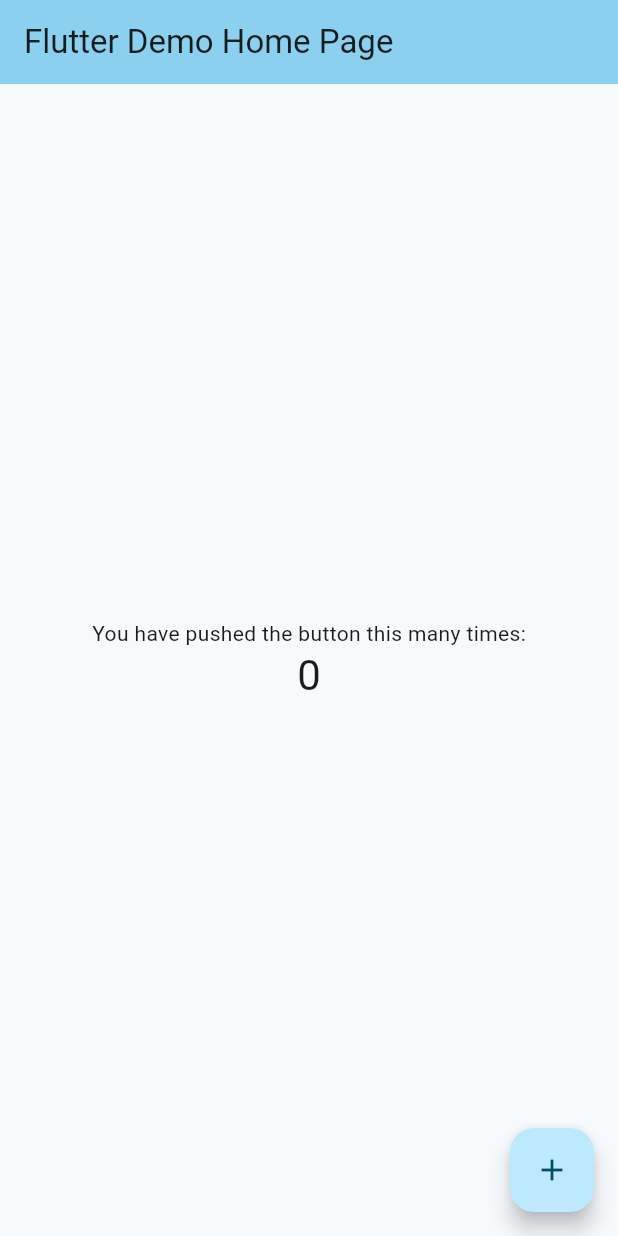
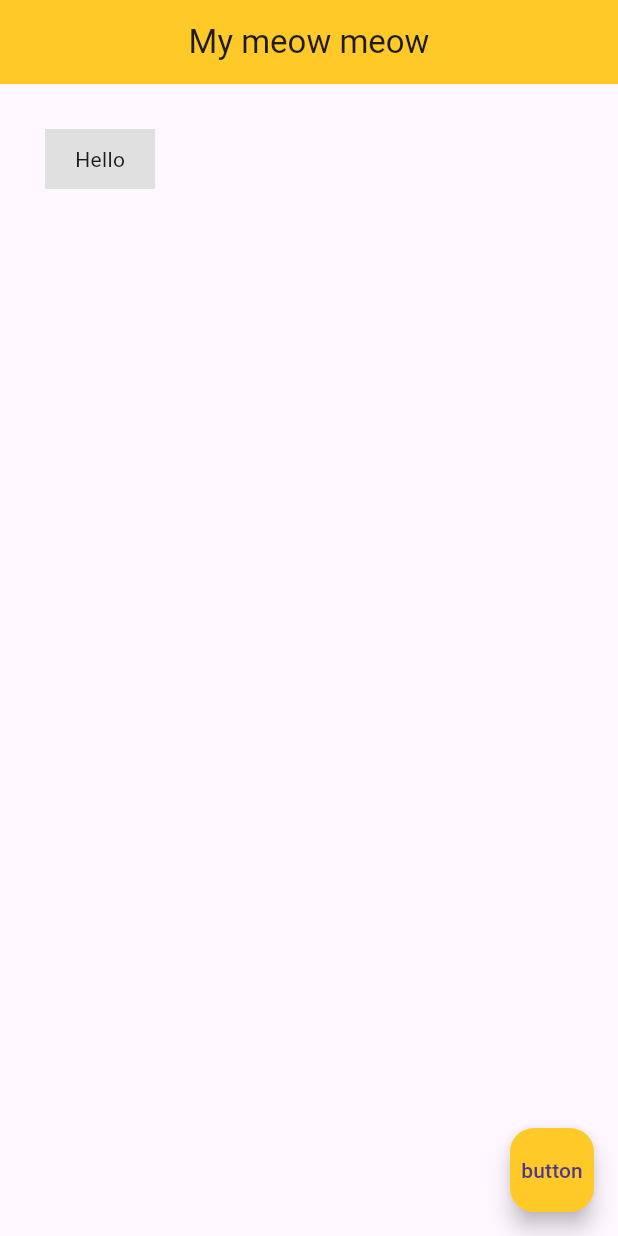
Before and after one commit to jaskirat-26/flutterTutorial, a Flutter app: the screen it shows after launch, on a phone screen of 412 x 824 dp. Run offline on Flutter 3.47's test engine with Material 3 defaults, Android fonts, the phone set to English and light mode, and no system bars.

Commit message:
practice videos part 1

```diff
--- a/lib/main.dart
+++ b/lib/main.dart
@@ -1,125 +1,37 @@
+import 'dart:math';
+
 import 'package:flutter/material.dart';
 
 void main() {
-  runApp(const MyApp());
+  runApp(const MaterialApp(
+    home: Home(),
+  ));
 }
 
-class MyApp extends StatelessWidget {
-  const MyApp({super.key});
+class Home  extends StatelessWidget {
+  const Home ({super.key});
 
-  // This widget is the root of your application.
   @override
   Widget build(BuildContext context) {
-    return MaterialApp(
-      title: 'Flutter Demo',
-      theme: ThemeData(
-        // This is the theme of your application.
-        //
-        // TRY THIS: Try running your application with "flutter run". You'll see
-        // the application has a purple toolbar. Then, without quitting the app,
-        // try changing the seedColor in the colorScheme below to Colors.green
-        // and then invoke "hot reload" (save your changes or press the "hot
-        // reload" button in a Flutter-supported IDE, or press "r" if you used
-        // the command line to start the app).
-        //
-        // Notice that the counter didn't reset back to zero; the application
-        // state is not lost during the reload. To reset the state, use hot
-        // restart instead.
-        //
-        // This works for code too, not just values: Most code changes can be
-        // tested with just a hot reload.
-        colorScheme: ColorScheme.fromSeed(seedColor: Colors.blueGrey),
-        useMaterial3: true,
+    return Scaffold(
+      appBar: AppBar(
+        title: const Text("My meow meow"),
+        centerTitle: true,
+        backgroundColor: Colors.amber[400],
       ),
-      home: const MyHomePage(title: 'Flutter Demo Home Page'),
+      body: Container(
+        padding: const EdgeInsets.symmetric(horizontal: 20.0, vertical: 10),
+        margin : const EdgeInsets.all(30),
+        color: Colors.grey[300],
+        child: const Text("Hello"),
+      ),
+
+      floatingActionButton: FloatingActionButton(
+        onPressed:() => {
+          debugPrint("Meow")
+        },
+        backgroundColor: Colors.amber[400],
+        child: const Text("button"),),
     );
   }
 }
-
-class MyHomePage extends StatefulWidget {
-  const MyHomePage({super.key, required this.title});
-
-  // This widget is the home page of your application. It is stateful, meaning
-  // that it has a State object (defined below) that contains fields that affect
-  // how it looks.
-
-  // This class is the configuration for the state. It holds the values (in this
-  // case the title) provided by the parent (in this case the App widget) and
-  // used by the build method of the State. Fields in a Widget subclass are
-  // always marked "final".
-
-  final String title;
-
-  @override
-  State<MyHomePage> createState() => _MyHomePageState();
-}
-
-class _MyHomePageState extends State<MyHomePage> {
-  int _counter = 0;
-
-  void _incrementCounter() {
-    setState(() {
-      // This call to setState tells the Flutter framework that something has
-      // changed in this State, which causes it to rerun the build method below
-      // so that the display can reflect the updated values. If we changed
-      // _counter without calling setState(), then the build method would not be
-      // called again, and so nothing would appear to happen.
-      _counter++;
-    });
-  }
-
-  @override
-  Widget build(BuildContext context) {
-    // This method is rerun every time setState is called, for instance as done
-    // by the _incrementCounter method above.
-    //
-    // The Flutter framework has been optimized to make rerunning build methods
-    // fast, so that you can just rebuild anything that needs updating rather
-    // than having to individually change instances of widgets.
-    return Scaffold(
-      appBar: AppBar(
-        // TRY THIS: Try changing the color here to a specific color (to
-        // Colors.amber, perhaps?) and trigger a hot reload to see the AppBar
-        // change color while the other colors stay the same.
-        backgroundColor: Theme.of(context).colorScheme.inversePrimary,
-        // Here we take the value from the MyHomePage object that was created by
-        // the App.build method, and use it to set our appbar title.
-        title: Text(widget.title),
-      ),
-      body: Center(
-        // Center is a layout widget. It takes a single child and positions it
-        // in the middle of the parent.
-        child: Column(
-          // Column is also a layout widget. It takes a list of children and
-          // arranges them vertically. By default, it sizes itself to fit its
-          // children horizontally, and tries to be as tall as its parent.
-          //
-          // Column has various properties to control how it sizes itself and
-          // how it positions its children. Here we use mainAxisAlignment to
-          // center the children vertically; the main axis here is the vertical
-          // axis because Columns are vertical (the cross axis would be
-          // horizontal).
-          //
-          // TRY THIS: Invoke "debug painting" (choose the "Toggle Debug Paint"
-          // action in the IDE, or press "p" in the console), to see the
-          // wireframe for each widget.
-          mainAxisAlignment: MainAxisAlignment.center,
-          children: <Widget>[
-            const Text(
-              'You have pushed the button this many times:',
-            ),
-            Text(
-              '$_counter',
-              style: Theme.of(context).textTheme.headlineMedium,
-            ),
-          ],
-        ),
-      ),
-      floatingActionButton: FloatingActionButton(
-        onPressed: _incrementCounter,
-        tooltip: 'Increment',
-        child: const Icon(Icons.add),
-      ), // This trailing comma makes auto-formatting nicer for build methods.
-    );
-  }
-}
```
Also changed, not shown: pubspec.yaml (+6 -14 lines), assets/tojiPaji.jpg (added), fonts/PermanentMarker-Regular.ttf (added), 1 other file.
